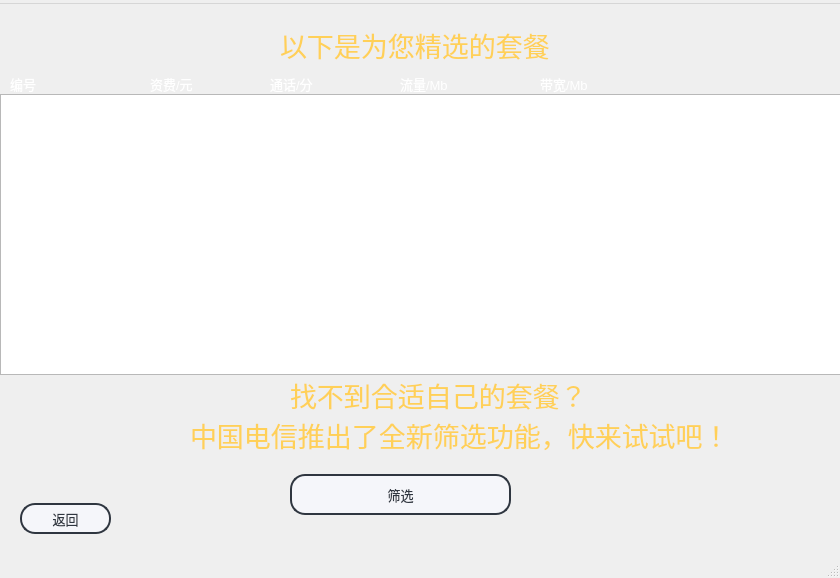
Qt form qt03/user_all_plan.ui (s235784/ProgramDesign) before a commit.
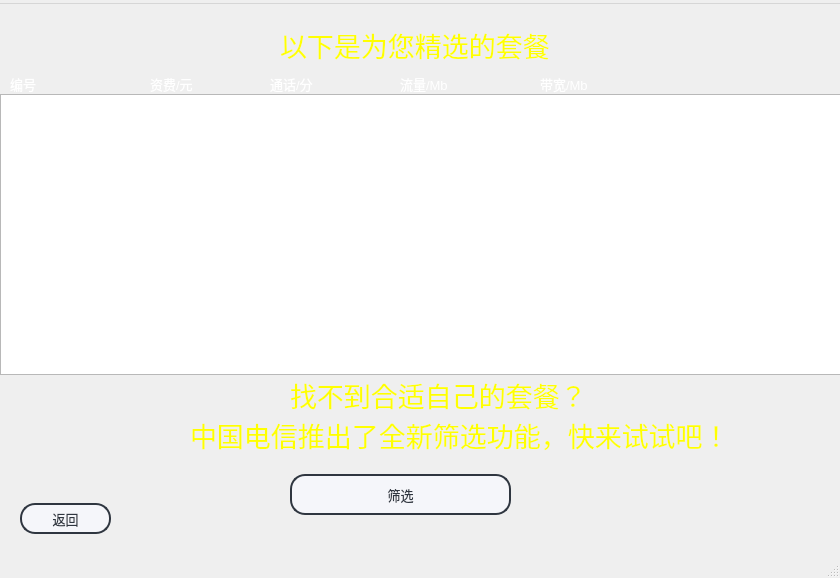
The same form after that commit. Icons and pictures are not drawn.

What changed in the file:
```diff
--- a/qt03/user_all_plan.ui
+++ b/qt03/user_all_plan.ui
@@ -42,8 +42,8 @@
      </font>
     </property>
     <property name="styleSheet">
-     <string notr="true">
-color: rgb(255, 208, 88);</string>
+     <string notr="true">color: rgb(255, 255, 0);
+</string>
     </property>
     <property name="text">
      <string>找不到合适自己的套餐？</string>
@@ -64,8 +64,8 @@
      </font>
     </property>
     <property name="styleSheet">
-     <string notr="true">
-color: rgb(255, 208, 88);</string>
+     <string notr="true">color: rgb(255, 255, 0);
+</string>
     </property>
     <property name="text">
      <string>中国电信推出了全新筛选功能，快来试试吧！</string>
@@ -399,7 +399,7 @@
     </property>
     <property name="styleSheet">
      <string notr="true">
-color: rgb(255, 208, 88);</string>
+color: rgb(255, 255, 0);</string>
     </property>
     <property name="text">
      <string>以下是为您精选的套餐</string>
```
